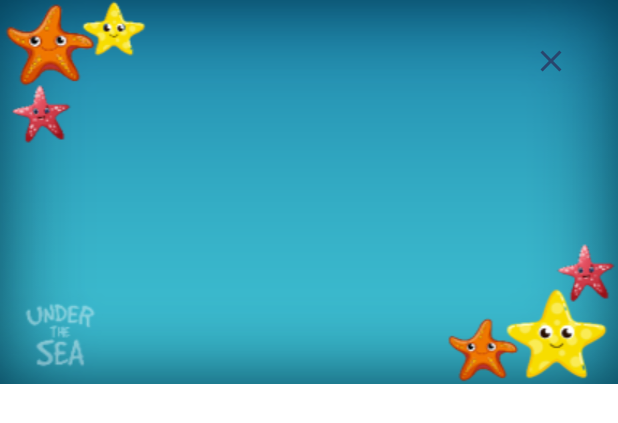
After one commit to yaniv208/UnderTheSea, an Android app: the layout credit.xml on its own in the app's theme, with its tools: preview values and no code run, on a phone screen of 412 x 824 dp. The commit adds this screen. Shown: the top 423 px of the screen. Run offline under Robolectric (Android 15) with nearby library versions, the phone set to English and light mode, and no system bars.

Commit message:
build buttons menu how to play credit

```diff
--- a/app/build.gradle
+++ b/app/build.gradle
@@ -36,4 +36,7 @@ dependencies {
     testImplementation 'junit:junit:4.+'
     androidTestImplementation 'androidx.test.ext:junit:1.1.2'
     androidTestImplementation 'androidx.test.espresso:espresso-core:3.3.0'
+
+    //metirial design
+    implementation 'com.makeramen:roundedimageview:2.3.0'
 }
--- a/app/src/main/AndroidManifest.xml
+++ b/app/src/main/AndroidManifest.xml
@@ -9,10 +9,10 @@
         android:roundIcon="@mipmap/ic_launcher_round"
         android:supportsRtl="true"
         android:theme="@style/Theme.UnderTheSea">
-        <activity android:name=".MainActivity">
+        <activity android:name=".MainActivity"
+            android:screenOrientation="portrait">
             <intent-filter>
                 <action android:name="android.intent.action.MAIN" />
-
                 <category android:name="android.intent.category.LAUNCHER" />
             </intent-filter>
         </activity>
--- /dev/null
+++ b/app/src/main/res/drawable/ic_baseline_navigate_next_24.xml
@@ -0,0 +1,5 @@
+<vector android:height="24dp" android:tint="#29456D"
+    android:viewportHeight="24" android:viewportWidth="24"
+    android:width="24dp" xmlns:android="http://schemas.android.com/apk/res/android">
+    <path android:fillColor="@android:color/white" android:pathData="M10,6L8.59,7.41 13.17,12l-4.58,4.59L10,18l6,-6z"/>
+</vector>
--- /dev/null
+++ b/app/src/main/res/drawable/ic_exit.xml
@@ -0,0 +1,5 @@
+<vector android:height="24dp" android:tint="#29456D"
+    android:viewportHeight="24" android:viewportWidth="24"
+    android:width="24dp" xmlns:android="http://schemas.android.com/apk/res/android">
+    <path android:fillColor="@android:color/white" android:pathData="M19,6.41L17.59,5 12,10.59 6.41,5 5,6.41 10.59,12 5,17.59 6.41,19 12,13.41 17.59,19 19,17.59 13.41,12z"/>
+</vector>
--- a/app/src/main/res/layout/activity_main.xml
+++ b/app/src/main/res/layout/activity_main.xml
@@ -4,7 +4,7 @@
     xmlns:tools="http://schemas.android.com/tools"
     android:layout_width="match_parent"
     android:layout_height="match_parent"
-    android:background="@drawable/mainbackground"
+    android:background="@drawable/mainpagebackground"
     tools:context=".MainActivity">
 
     <ImageButton
--- /dev/null
+++ b/app/src/main/res/layout/credit.xml
@@ -0,0 +1,44 @@
+<?xml version="1.0" encoding="utf-8"?>
+<LinearLayout
+    xmlns:android="http://schemas.android.com/apk/res/android"
+    xmlns:tools="http://schemas.android.com/tools"
+    android:id="@+id/mainmenu"
+    android:layout_width="match_parent"
+    android:background="@drawable/back"
+    android:layout_height="wrap_content"
+    android:orientation="vertical">
+
+    <RelativeLayout
+        android:layout_width="wrap_content"
+        android:layout_marginTop="15dp"
+        android:layout_marginRight="20dp"
+        android:layout_height="wrap_content">
+
+        <ImageButton
+            android:id="@+id/exit_setting"
+            android:layout_width="50dp"
+            android:layout_height="50dp"
+            android:layout_alignParentRight="true"
+            android:layout_gravity="right"
+            android:background="@android:color/transparent"
+            android:src="@drawable/ic_exit"
+            />
+        <TextView
+            android:id="@+id/title_how_to_play"
+            android:layout_width="wrap_content"
+            android:layout_alignBaseline="@+id/exit_setting"
+            android:layout_height="wrap_content"
+            android:layout_centerInParent="true"
+            android:layout_gravity="center"
+            android:textColor="@color/white"
+            android:textSize="35dp"
+            android:textStyle="bold"/>
+    </RelativeLayout>
+    <TextView
+        android:id="@+id/text_how_to_play"
+        android:layout_width="wrap_content"
+        android:layout_height="wrap_content"
+        android:textColor="@color/white"
+        android:layout_gravity="center"/>
+
+</LinearLayout>
```
Also changed, not shown: app/src/main/java/com/hit/underthesea/MainActivity.java (+58 -0 lines), app/src/main/res/layout/how_to_play.xml (added, +44 -0 lines), app/src/main/res/layout/menu.xml (added, +88 -0 lines), app/src/main/res/drawable-v24/back.png (added), app/src/main/res/drawable-v24/mainpagebackground.jpeg (renamed from app/src/main/res/drawable-v24/mainbackground.jpeg).
